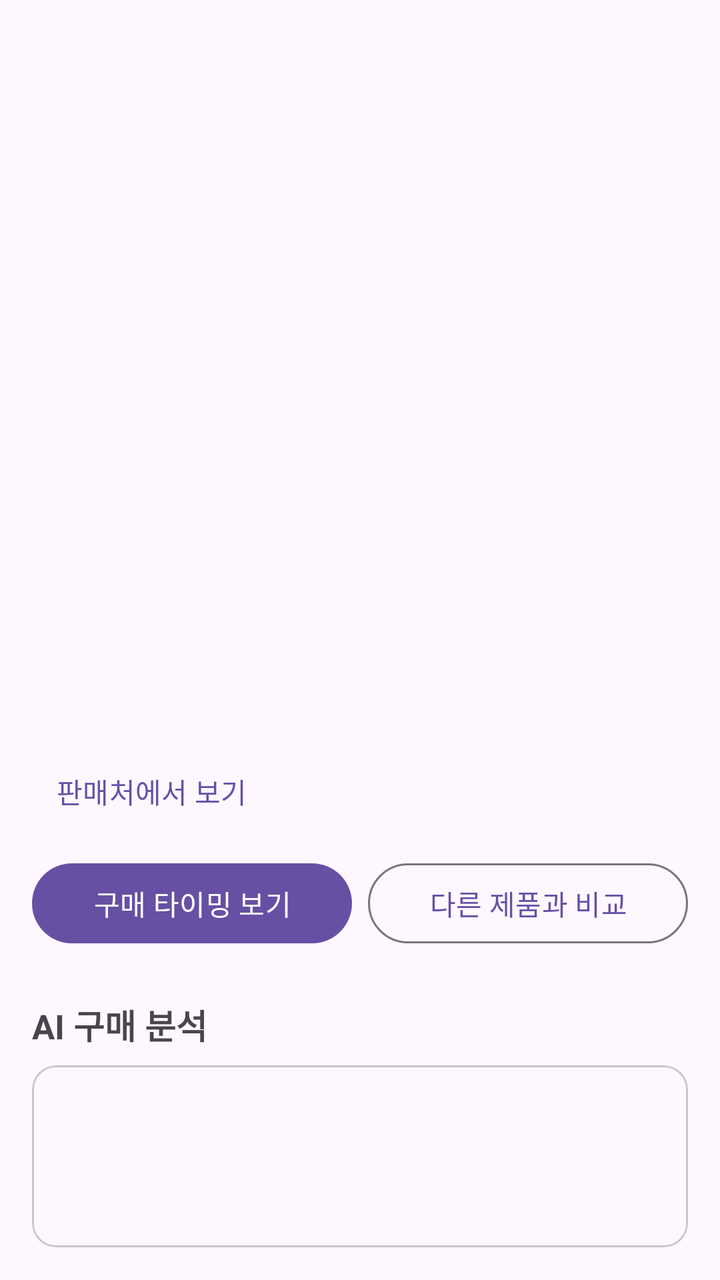
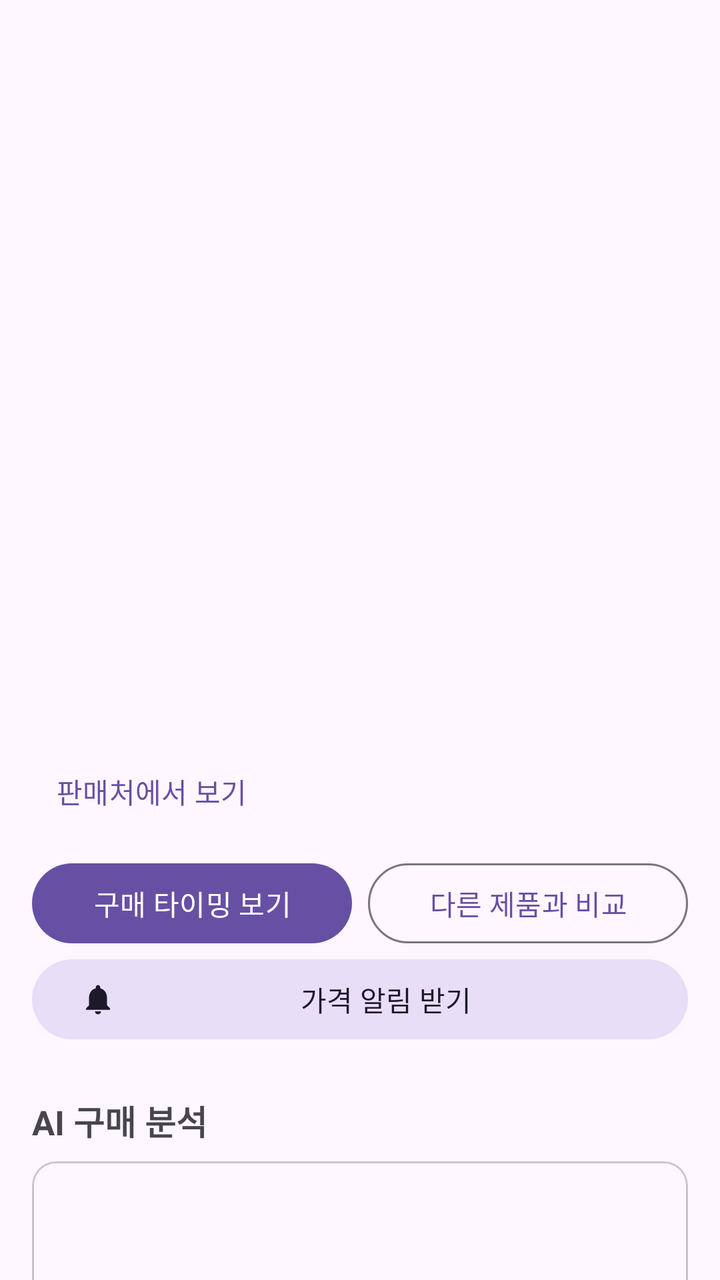

Screens rendered from an Android XML layout before and after an edit, with the pre-edit source and the edit as a unified diff.
<!-- AndroidManifest.xml: application theme Theme.GajeonTiming -->
<!-- res/layout/activity_product_detail.xml -->
<?xml version="1.0" encoding="utf-8"?>
<LinearLayout xmlns:android="http://schemas.android.com/apk/res/android"
    xmlns:app="http://schemas.android.com/apk/res-auto"
    android:layout_width="match_parent"
    android:layout_height="match_parent"
    android:fitsSystemWindows="true"
    android:orientation="vertical">

    <com.google.android.material.appbar.MaterialToolbar
        android:id="@+id/toolbar"
        android:layout_width="match_parent"
        android:layout_height="?attr/actionBarSize" />

    <androidx.core.widget.NestedScrollView
        android:layout_width="match_parent"
        android:layout_height="0dp"
        android:layout_weight="1">

        <LinearLayout
            android:layout_width="match_parent"
            android:layout_height="wrap_content"
            android:orientation="vertical"
            android:padding="16dp">

            
            <ImageView
                android:id="@+id/detail_image"
                android:layout_width="match_parent"
                android:layout_height="200dp"
                android:contentDescription="@null"
                android:scaleType="centerInside" />

            <TextView
                android:id="@+id/detail_title"
                android:layout_width="match_parent"
                android:layout_height="wrap_content"
                android:layout_marginTop="12dp"
                android:textSize="17sp" />

            <TextView
                android:id="@+id/detail_price"
                android:layout_width="wrap_content"
                android:layout_height="wrap_content"
                android:layout_marginTop="6dp"
                android:textSize="22sp"
                android:textStyle="bold" />

            <TextView
                android:id="@+id/detail_meta"
                android:layout_width="match_parent"
                android:layout_height="wrap_content"
                android:layout_marginTop="4dp"
                android:textSize="13sp" />

            <Button
                android:id="@+id/detail_shop_button"
                style="@style/Widget.Material3.Button.TextButton"
                android:layout_width="wrap_content"
                android:layout_height="wrap_content"
                android:text="@string/detail_shop" />

            
            <LinearLayout
                android:layout_width="match_parent"
                android:layout_height="wrap_content"
                android:layout_marginTop="8dp"
                android:orientation="horizontal">

                <Button
                    android:id="@+id/detail_timing_button"
                    android:layout_width="0dp"
                    android:layout_height="wrap_content"
                    android:layout_marginEnd="8dp"
                    android:layout_weight="1"
                    android:text="@string/detail_timing" />

                <Button
                    android:id="@+id/detail_compare_button"
                    style="@style/Widget.Material3.Button.OutlinedButton"
                    android:layout_width="0dp"
                    android:layout_height="wrap_content"
                    android:layout_weight="1"
                    android:text="@string/detail_compare" />
            </LinearLayout>

            
            <TextView
                style="@style/DetailSectionTitle"
                android:text="@string/detail_ai_title" />

            <com.google.android.material.card.MaterialCardView
                android:layout_width="match_parent"
                android:layout_height="wrap_content"
                app:cardCornerRadius="12dp">

                <LinearLayout
                    android:layout_width="match_parent"
                    android:layout_height="wrap_content"
                    android:orientation="vertical"
                    android:padding="16dp">

                    
                    <LinearLayout
                        android:layout_width="match_parent"
                        android:layout_height="wrap_content"
                        android:gravity="center"
                        android:orientation="vertical">

                        <ProgressBar
                            android:id="@+id/ai_progress"
                            android:layout_width="32dp"
                            android:layout_height="32dp" />

                        <TextView
                            android:id="@+id/ai_state"
                            android:layout_width="wrap_content"
                            android:layout_height="wrap_content"
                            android:layout_marginTop="8dp"
                            android:gravity="center" />

                        <Button
                            android:id="@+id/ai_retry"
                            android:layout_width="wrap_content"
                            android:layout_height="wrap_content"
                            android:text="@string/retry"
                            android:visibility="gone" />
                    </LinearLayout>

                    
                    <LinearLayout
                        android:id="@+id/ai_content"
                        android:layout_width="match_parent"
                        android:layout_height="wrap_content"
                        android:orientation="vertical"
                        android:visibility="gone">

                        <TextView
                            android:id="@+id/ai_score"
                            android:layout_width="wrap_content"
                            android:layout_height="wrap_content"
                            android:textSize="20sp"
                            android:textStyle="bold" />

                        <TextView
                            android:id="@+id/ai_summary"
                            android:layout_width="match_parent"
                            android:layout_height="wrap_content"
                            android:layout_marginTop="4dp"
                            android:textSize="15sp" />

                        <TextView
                            android:id="@+id/ai_warning"
                            android:layout_width="match_parent"
                            android:layout_height="wrap_content"
                            android:layout_marginTop="12dp"
                            android:background="@color/notice_bg"
                            android:padding="10dp"
                            android:textColor="@color/notice_text"
                            android:textSize="13sp" />

                        <TextView
                            android:id="@+id/ai_pros_label"
                            style="@style/DetailLabel"
                            android:text="@string/detail_pros" />

                        <TextView
                            android:id="@+id/ai_pros"
                            style="@style/DetailBody" />

                        <TextView
                            android:id="@+id/ai_cons_label"
                            style="@style/DetailLabel"
                            android:text="@string/detail_cons" />

                        <TextView
                            android:id="@+id/ai_cons"
                            style="@style/DetailBody" />

                        <TextView
                            android:id="@+id/ai_cautions_label"
                            style="@style/DetailLabel"
                            android:text="@string/detail_cautions" />

                        <TextView
                            android:id="@+id/ai_cautions"
                            style="@style/DetailBody" />

                        <TextView
                            android:id="@+id/ai_suitable_label"
                            style="@style/DetailLabel"
                            android:text="@string/detail_suitable" />

                        <TextView
                            android:id="@+id/ai_suitable"
                            style="@style/DetailBody" />
                    </LinearLayout>
                </LinearLayout>
            </com.google.android.material.card.MaterialCardView>

            <Button
                android:id="@+id/detail_ask_ai"
                style="@style/Widget.Material3.Button.TextButton"
                android:layout_width="wrap_content"
                android:layout_height="wrap_content"
                android:layout_marginTop="4dp"
                android:text="@string/detail_ask_ai" />

            
            <TextView
                style="@style/DetailSectionTitle"
                android:text="@string/detail_review_title" />

            <TextView
                android:id="@+id/review_empty"
                android:layout_width="match_parent"
                android:layout_height="wrap_content"
                android:textSize="13sp" />

            <LinearLayout
                android:id="@+id/review_container"
                android:layout_width="match_parent"
                android:layout_height="wrap_content"
                android:orientation="vertical" />

            
            <TextView
                style="@style/DetailSectionTitle"
                android:text="@string/detail_news_title" />

            <TextView
                android:id="@+id/news_state"
                android:layout_width="match_parent"
                android:layout_height="wrap_content"
                android:textSize="13sp" />

            <LinearLayout
                android:id="@+id/news_container"
                android:layout_width="match_parent"
                android:layout_height="wrap_content"
                android:orientation="vertical" />
        </LinearLayout>
    </androidx.core.widget.NestedScrollView>
</LinearLayout>
<!-- resources referenced by this layout -->
<resources>
  <color name="notice_bg">#FFF4E5</color>
  <color name="notice_text">#8A4B00</color>
  <string name="detail_ai_title">AI 구매 분석</string>
  <string name="detail_ask_ai">이 제품에 대해 AI에게 더 물어보기</string>
  <string name="detail_cautions">구매 전 확인할 점</string>
  <string name="detail_compare">다른 제품과 비교</string>
  <string name="detail_cons">단점</string>
  <string name="detail_news_title">관련 뉴스</string>
  <string name="detail_pros">장점</string>
  <string name="detail_review_title">실사용 후기</string>
  <string name="detail_shop">판매처에서 보기</string>
  <string name="detail_suitable">이런 분께 추천해요</string>
  <string name="detail_timing">구매 타이밍 보기</string>
  <string name="retry">다시 시도</string>
  <style name="DetailBody">
          <item name="android:layout_width">match_parent</item>
          <item name="android:layout_height">wrap_content</item>
          <item name="android:layout_marginTop">4dp</item>
          <item name="android:lineSpacingExtra">3dp</item>
          <item name="android:textSize">14sp</item>
      </style>
  <style name="DetailLabel">
          <item name="android:layout_width">wrap_content</item>
          <item name="android:layout_height">wrap_content</item>
          <item name="android:layout_marginTop">14dp</item>
          <item name="android:textSize">14sp</item>
          <item name="android:textStyle">bold</item>
      </style>
  <style name="DetailSectionTitle">
          <item name="android:layout_width">wrap_content</item>
          <item name="android:layout_height">wrap_content</item>
          <item name="android:layout_marginTop">24dp</item>
          <item name="android:layout_marginBottom">8dp</item>
          <item name="android:textSize">17sp</item>
          <item name="android:textStyle">bold</item>
      </style>
  <style name="Theme.GajeonTiming" parent="Theme.Material3.DayNight.NoActionBar" />
</resources>

<!-- the commit's change to res/layout/activity_product_detail.xml (unified diff, before → after) -->
@@ -84,6 +84,15 @@
             </LinearLayout>
 
             
+            <Button
+                android:id="@+id/detail_alert_button"
+                style="@style/Widget.Material3.Button.TonalButton"
+                android:layout_width="match_parent"
+                android:layout_height="wrap_content"
+                android:text="@string/detail_alert"
+                app:icon="@drawable/ic_bell" />
+
+            
             <TextView
                 style="@style/DetailSectionTitle"
                 android:text="@string/detail_ai_title" />
<!-- resource entries referenced after the edit -->
@@ -2,7 +2,20 @@
 <resources>
   <color name="notice_bg">#FFF4E5</color>
   <color name="notice_text">#8A4B00</color>
+  <!-- drawable ic_bell (drawable) -->
+  <?xml version="1.0" encoding="utf-8"?>
+  <vector xmlns:android="http://schemas.android.com/apk/res/android"
+      android:width="24dp"
+      android:height="24dp"
+      android:tint="?attr/colorControlNormal"
+      android:viewportWidth="24"
+      android:viewportHeight="24">
+      <path
+          android:fillColor="@android:color/white"
+          android:pathData="M12,22c1.1,0 2,-0.9 2,-2h-4c0,1.1 0.89,2 2,2zM18,16v-5c0,-3.07 -1.64,-5.64 -4.5,-6.32V4c0,-0.83 -0.67,-1.5 -1.5,-1.5s-1.5,0.67 -1.5,1.5v0.68C7.63,5.36 6,7.92 6,11v5l-2,2v1h16v-1l-2,-2z" />
+  </vector>
   <string name="detail_ai_title">AI 구매 분석</string>
+  <string name="detail_alert">가격 알림 받기</string>
   <string name="detail_ask_ai">이 제품에 대해 AI에게 더 물어보기</string>
   <string name="detail_cautions">구매 전 확인할 점</string>
   <string name="detail_compare">다른 제품과 비교</string>
